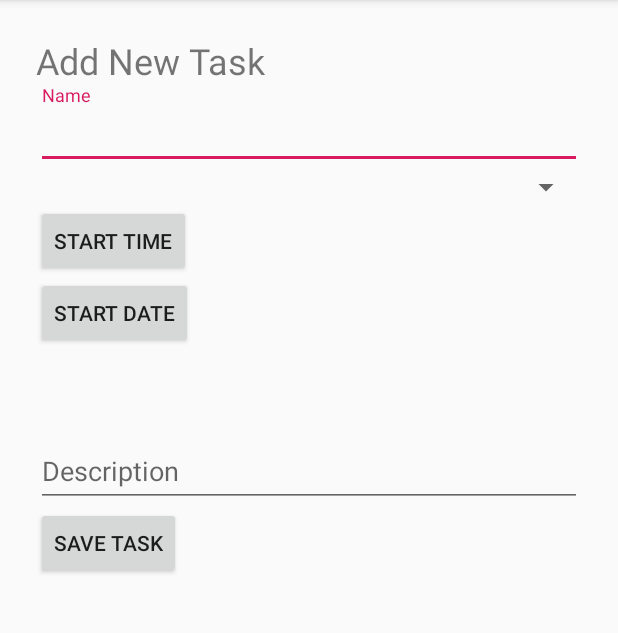
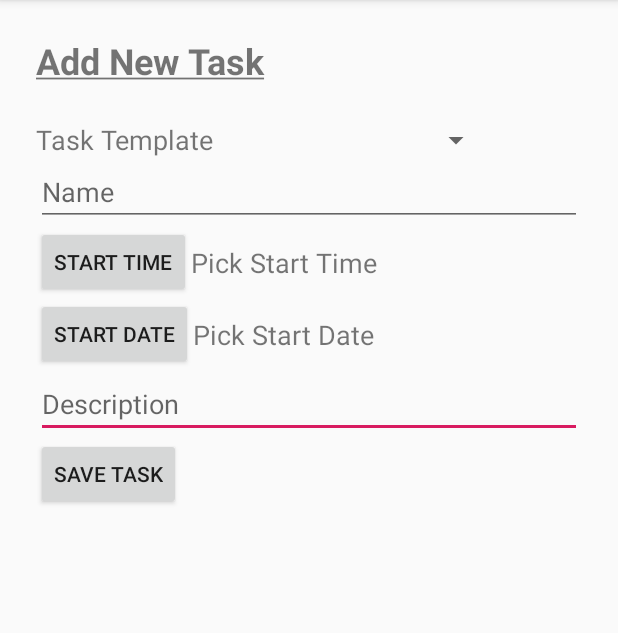
Before and after one commit to SeanWolfgang/ShrimpScheduler, an Android app: the CreateTask screen opened directly, with no data from a screen before it, on a phone screen of 412 x 824 dp, the part 84-717 px from its top. Run offline under Robolectric (Android 15) with nearby library versions, the phone set to English and light mode, and no system bars.

Commit message:
Added basic date and time pickers. Reformatted add new task screen.

```diff
--- a/app/src/main/res/layout/create_task.xml
+++ b/app/src/main/res/layout/create_task.xml
@@ -1,73 +1,105 @@
 <?xml version="1.0" encoding="utf-8"?>
-<LinearLayout xmlns:android="http://schemas.android.com/apk/res/android"
-    android:orientation="vertical"
+<androidx.constraintlayout.widget.ConstraintLayout xmlns:android="http://schemas.android.com/apk/res/android"
+    xmlns:app="http://schemas.android.com/apk/res-auto"
+    xmlns:tools="http://schemas.android.com/tools"
     android:layout_width="match_parent"
     android:layout_height="wrap_content"
+    android:orientation="vertical"
     android:padding="24dp">
 
     <TextView
+        android:id="@+id/textView"
         android:layout_width="match_parent"
         android:layout_height="wrap_content"
+        android:layout_marginEnd="192dp"
+        android:layout_marginRight="192dp"
         android:text="@string/text_add_task"
-        android:textSize="24sp"/>
-
-    <com.google.android.material.textfield.TextInputLayout
-        android:layout_width="match_parent"
-        android:layout_height="wrap_content">
-        <com.google.android.material.textfield.TextInputEditText
-            android:id="@+id/task_name"
-            android:hint="@string/task_name_hint"
-            android:layout_width="match_parent"
-            android:layout_height="wrap_content">
-        </com.google.android.material.textfield.TextInputEditText>
-    </com.google.android.material.textfield.TextInputLayout>
+        android:textStyle="bold"
+        android:textSize="24sp"
+        app:layout_constraintEnd_toEndOf="parent"
+        app:layout_constraintStart_toStartOf="parent"
+        app:layout_constraintTop_toTopOf="parent" />
 
     <Spinner
         android:id="@+id/parent_name"
-        android:layout_width="match_parent"
-        android:layout_height="wrap_content" />
+        android:layout_width="177dp"
+        android:layout_height="wrap_content"
+        android:prompt="@string/spinner_hint"
+        android:layout_marginStart="8dp"
+        android:layout_marginLeft="8dp"
+        app:layout_constraintBottom_toBottomOf="@+id/templateLabel"
+        app:layout_constraintStart_toEndOf="@+id/templateLabel"
+        app:layout_constraintTop_toTopOf="@+id/templateLabel" />
 
     <Button
         android:id="@+id/pick_time_button"
         android:layout_width="wrap_content"
         android:layout_height="wrap_content"
+        android:onClick="showTimePickerDialog"
         android:text="@string/pick_time"
-        android:onClick="showTimePickerDialog" />
+        app:layout_constraintStart_toStartOf="@+id/task_name"
+        app:layout_constraintTop_toBottomOf="@+id/task_name" />
 
     <Button
         android:id="@+id/pick_date_button"
         android:layout_width="wrap_content"
         android:layout_height="wrap_content"
+        android:onClick="showDatePickerDialog"
         android:text="@string/pick_date"
-        android:onClick="showDatePickerDialog" />
+        app:layout_constraintStart_toStartOf="@+id/pick_time_button"
+        app:layout_constraintTop_toBottomOf="@+id/pick_time_button" />
 
     <TextView
         android:id="@+id/startTime"
-        android:layout_width="match_parent"
+        android:layout_width="wrap_content"
         android:layout_height="wrap_content"
-        android:textSize="18sp"/>
+        android:text="@string/default_start_time_text"
+        android:textSize="18sp"
+        app:layout_constraintBottom_toBottomOf="@+id/pick_time_button"
+        app:layout_constraintStart_toEndOf="@+id/pick_time_button"
+        app:layout_constraintTop_toTopOf="@+id/pick_time_button" />
+
+    <TextView
+        android:id="@+id/templateLabel"
+        android:layout_width="wrap_content"
+        android:layout_height="wrap_content"
+        android:layout_marginTop="24dp"
+        android:text="@string/task_template_label"
+        android:textSize="18sp"
+        app:layout_constraintStart_toStartOf="@+id/textView"
+        app:layout_constraintTop_toBottomOf="@+id/textView" />
 
     <TextView
         android:id="@+id/startDate"
-        android:layout_width="match_parent"
+        android:layout_width="wrap_content"
         android:layout_height="wrap_content"
-        android:textSize="18sp"/>
-
-    <com.google.android.material.textfield.TextInputLayout
-        android:layout_width="match_parent"
-        android:layout_height="wrap_content">
-        <com.google.android.material.textfield.TextInputEditText
-            android:id="@+id/description"
-            android:hint="@string/description_hint"
-            android:layout_width="match_parent"
-            android:layout_height="wrap_content">
-        </com.google.android.material.textfield.TextInputEditText>
-    </com.google.android.material.textfield.TextInputLayout>
+        android:text="@string/default_start_date_text"
+        android:textSize="18sp"
+        app:layout_constraintBottom_toBottomOf="@+id/pick_date_button"
+        app:layout_constraintStart_toEndOf="@+id/pick_date_button"
+        app:layout_constraintTop_toTopOf="@+id/pick_date_button" />
 
     <Button
         android:id="@+id/save_user_button"
         android:layout_width="wrap_content"
         android:layout_height="wrap_content"
-        android:text="@string/save_task_string">
-    </Button>
-</LinearLayout>
+        android:text="@string/save_task_string"
+        app:layout_constraintStart_toStartOf="@+id/description"
+        app:layout_constraintTop_toBottomOf="@+id/description"></Button>
+
+    <com.google.android.material.textfield.TextInputEditText
+        android:id="@+id/description"
+        android:layout_width="match_parent"
+        android:layout_height="wrap_content"
+        android:hint="@string/description_hint"
+        app:layout_constraintStart_toStartOf="@+id/pick_date_button"
+        app:layout_constraintTop_toBottomOf="@+id/pick_date_button"></com.google.android.material.textfield.TextInputEditText>
+
+    <com.google.android.material.textfield.TextInputEditText
+        android:id="@+id/task_name"
+        android:layout_width="match_parent"
+        android:layout_height="wrap_content"
+        android:hint="@string/task_name_hint"
+        app:layout_constraintTop_toBottomOf="@+id/templateLabel"
+        tools:layout_editor_absoluteX="24dp"></com.google.android.material.textfield.TextInputEditText>
+</androidx.constraintlayout.widget.ConstraintLayout>
--- a/app/src/main/res/values/strings.xml
+++ b/app/src/main/res/values/strings.xml
@@ -2,15 +2,18 @@
     <string name="app_name">ShrimpScheduler</string>
     <string name="action_settings">Settings</string>
     <string name="done_button_text">DONE</string>
-    <string name="text_add_task">Add New Task</string>
+    <string name="text_add_task"><u>Add New Task</u></string>
     <string name="task_name_hint">Name</string>
     <string name="parent_name_hint">Parent Name</string>
     <string name="pick_time">Start Time</string>
     <string name="pick_date">Start Date</string>
     <string name="description_hint">Description</string>
+    <string name="spinner_hint">Pick a Template</string>
     <string name="save_task_string">Save Task</string>
     <string name="empty_not_saved">Didn\'t save</string>
     <string name="delete_button">DELETE ALL TASKS</string>
-
+    <string name="default_start_time_text">Pick Start Time</string>
+    <string name="default_start_date_text">Pick Start Date</string>
+    <string name="task_template_label">Task Template</string>
 
 </resources>
```
Also changed, not shown: app/src/main/java/com/example/shrimpscheduler/CreateTask.java (+58 -1 lines), app/src/main/java/com/example/shrimpscheduler/DatePickerFragment.java (added, +27 -0 lines), app/src/main/java/com/example/shrimpscheduler/TimePickerFragment.java (added, +30 -0 lines), 1 other file.
